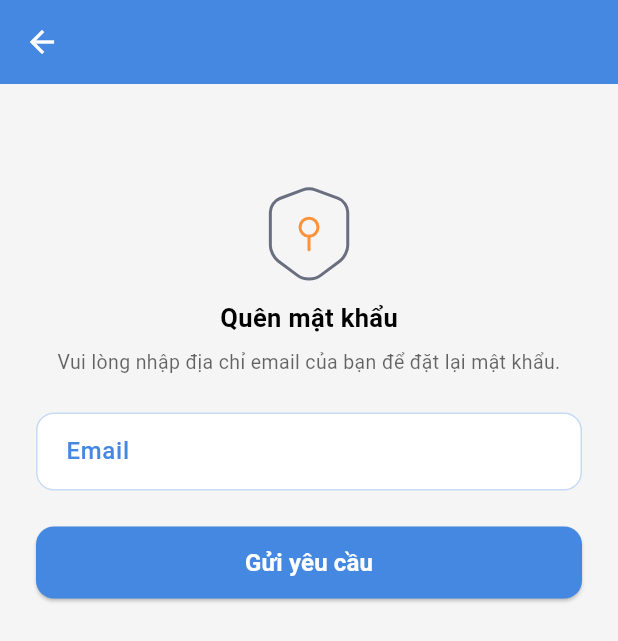
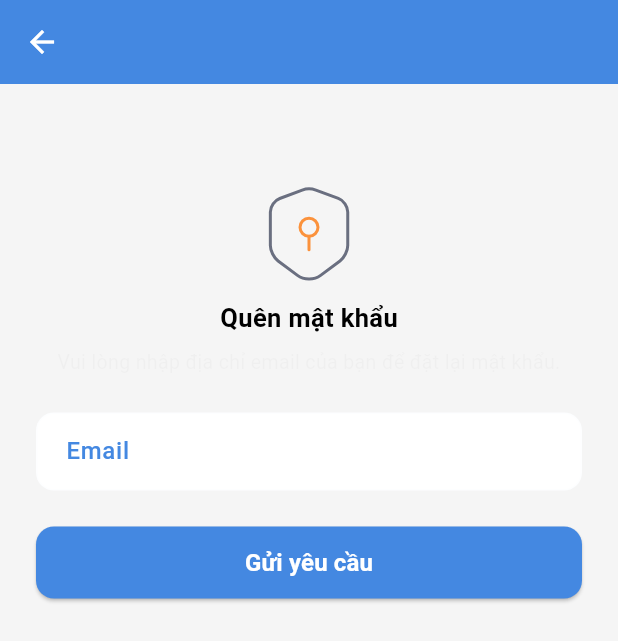
Before and after one commit to PhamVanDong2407/utshop_FE, a Flutter app: the screen it shows after launch, after a tap on "Bỏ qua", after a tap on "Kết thúc", after a tap on "Quên mật khẩu?", on a phone screen of 412 x 824 dp. Shown: the top 641 px of the screen. Run offline on Flutter 3.47's test engine with Material 3 defaults, Android fonts, the phone set to English and light mode, and no system bars; our stand-ins replace carousel_slider, file_picker, flutter_dotenv, flutter_screenutil, flutter_svg, get and 4 more; network calls fail; statements that could not run were skipped.

Commit message:
fix ui chuyển withOpacity sang withAlpha

```diff
--- a/lib/Views/ForgotPassword/forgot_password.dart
+++ b/lib/Views/ForgotPassword/forgot_password.dart
@@ -18,13 +18,13 @@ class ForgotPassword extends StatelessWidget {
         color: AppColor.primary,
         fontWeight: FontWeight.w500,
       ),
-      hintStyle: TextStyle(color: AppColor.primary.withOpacity(0.5)),
+      hintStyle: TextStyle(color: AppColor.primary.withAlpha(5)),
       filled: true,
       fillColor: Colors.white,
       contentPadding: const EdgeInsets.symmetric(horizontal: 16, vertical: 14),
       enabledBorder: OutlineInputBorder(
         borderRadius: BorderRadius.circular(12),
-        borderSide: BorderSide(color: AppColor.primary.withOpacity(0.3)),
+        borderSide: BorderSide(color: AppColor.primary.withAlpha(3)),
       ),
       focusedBorder: OutlineInputBorder(
         borderRadius: BorderRadius.circular(12),
@@ -76,7 +76,7 @@ class ForgotPassword extends StatelessWidget {
                 textAlign: TextAlign.center,
                 style: TextStyle(
                   fontSize: 13,
-                  color: Colors.black.withOpacity(0.6),
+                  color: Colors.black.withAlpha(6),
                 ),
               ),
               const SizedBox(height: 24),
--- a/lib/Views/ForgotPassword/reset_password.dart
+++ b/lib/Views/ForgotPassword/reset_password.dart
@@ -42,7 +42,7 @@ class ResetPassword extends StatelessWidget {
                 textAlign: TextAlign.center,
                 style: TextStyle(
                   fontSize: 13,
-                  color: Colors.black.withOpacity(0.6),
+                  color: Colors.black.withAlpha(6),
                 ),
               ),
               const SizedBox(height: 24),
@@ -167,7 +167,7 @@ class ResetPassword extends StatelessWidget {
                       borderRadius: BorderRadius.circular(12),
                     ),
                     elevation: 3,
-                    shadowColor: AppColor.primary.withOpacity(0.4),
+                    shadowColor: AppColor.primary.withAlpha(4),
                   ),
                   child: const Text(
                     'Đặt lại mật khẩu',
--- a/lib/Views/ForgotPassword/verify_forgot_password.dart
+++ b/lib/Views/ForgotPassword/verify_forgot_password.dart
@@ -45,7 +45,7 @@ class VerifyForgotPassword extends StatelessWidget {
                 textAlign: TextAlign.center,
                 style: TextStyle(
                   fontSize: 13,
-                  color: Colors.black.withOpacity(0.6),
+                  color: Colors.black.withAlpha(6),
                 ),
               ),
               const SizedBox(height: 4),
@@ -54,7 +54,7 @@ class VerifyForgotPassword extends StatelessWidget {
                 textAlign: TextAlign.center,
                 style: TextStyle(
                   fontSize: 13,
-                  color: Colors.blue.withOpacity(0.6),
+                  color: Colors.blue.withAlpha(6),
                 ),
               ),
               const SizedBox(height: 16),
@@ -127,7 +127,7 @@ class VerifyForgotPassword extends StatelessWidget {
                       borderRadius: BorderRadius.circular(12),
                     ),
                     elevation: 3,
-                    shadowColor: AppColor.primary.withOpacity(0.4),
+                    shadowColor: AppColor.primary.withAlpha(4),
                   ),
                   child: const Text(
                     'Xác nhận',
--- a/lib/Views/Login/login.dart
+++ b/lib/Views/Login/login.dart
@@ -20,13 +20,13 @@ class Login extends StatelessWidget {
         color: AppColor.primary,
         fontWeight: FontWeight.w500,
       ),
-      hintStyle: TextStyle(color: AppColor.primary.withOpacity(0.5)),
+      hintStyle: TextStyle(color: AppColor.primary.withAlpha(5)),
       filled: true,
       fillColor: Colors.white,
       contentPadding: const EdgeInsets.symmetric(horizontal: 16, vertical: 14),
       enabledBorder: OutlineInputBorder(
         borderRadius: BorderRadius.circular(12),
-        borderSide: BorderSide(color: AppColor.primary.withOpacity(0.3)),
+        borderSide: BorderSide(color: AppColor.primary.withAlpha(3)),
       ),
       focusedBorder: OutlineInputBorder(
         borderRadius: BorderRadius.circular(12),
@@ -72,7 +72,7 @@ class Login extends StatelessWidget {
                       style: TextStyle(
                         fontSize: 16,
                         fontWeight: FontWeight.w400,
-                        color: AppColor.black.withOpacity(0.6),
+                        color: AppColor.black.withAlpha(6),
                       ),
                     ),
                     const SizedBox(height: 32),
@@ -146,7 +146,7 @@ class Login extends StatelessWidget {
                                 borderRadius: BorderRadius.circular(12),
                               ),
                               elevation: 3,
-                              shadowColor: AppColor.primary.withOpacity(0.4),
+                              shadowColor: AppColor.primary.withAlpha(4),
                             ),
                             child: Text(
                               'Đăng nhập',
@@ -190,7 +190,7 @@ class Login extends StatelessWidget {
                           children: [
                             Expanded(
                               child: Divider(
-                                color: AppColor.black.withOpacity(0.2),
+                                color: AppColor.black.withAlpha(2),
                               ),
                             ),
                             Padding(
@@ -202,13 +202,13 @@ class Login extends StatelessWidget {
                                 style: TextStyle(
                                   fontSize: DeviceHelper.getFontSize(16),
                                   fontWeight: FontWeight.w500,
-                                  color: AppColor.black.withOpacity(0.6),
+                                  color: AppColor.black.withAlpha(6),
                                 ),
                               ),
                             ),
                             Expanded(
                               child: Divider(
-                                color: AppColor.black.withOpacity(0.2),
+                                color: AppColor.black.withAlpha(2),
                               ),
                             ),
                           ],
@@ -271,7 +271,7 @@ class Login extends StatelessWidget {
         borderRadius: BorderRadius.circular(12),
         boxShadow: [
           BoxShadow(
-            color: AppColor.primary.withOpacity(0.1),
+            color: AppColor.primary.withAlpha(1),
             blurRadius: 8,
             offset: const Offset(0, 2),
           ),
--- a/lib/Views/Profile/Info/info.dart
+++ b/lib/Views/Profile/Info/info.dart
@@ -95,7 +95,7 @@ class Info extends StatelessWidget {
           color: Colors.white,
           boxShadow: [
             BoxShadow(
-              color: Colors.black.withOpacity(0.15),
+              color: Colors.black.withAlpha(15),
               blurRadius: 12,
               offset: const Offset(0, -4),
             ),
--- a/lib/Views/Profile/OrderHistory/order_history.dart
+++ b/lib/Views/Profile/OrderHistory/order_history.dart
@@ -37,7 +37,7 @@ class OrderHistory extends StatelessWidget {
                   borderRadius: BorderRadius.circular(12.0),
                   boxShadow: [
                     BoxShadow(
-                      color: Colors.black.withOpacity(0.05),
+                      color: Colors.black.withAlpha(50),
                       blurRadius: 6,
                       offset: Offset(0, 3),
                     ),
--- a/lib/Views/Register/verify_register.dart
+++ b/lib/Views/Register/verify_register.dart
@@ -45,7 +45,7 @@ class VerifyRegister extends StatelessWidget {
                 textAlign: TextAlign.center,
                 style: TextStyle(
                   fontSize: 13,
-                  color: Colors.black.withOpacity(0.6),
+                  color: Colors.black.withAlpha(6),
                 ),
               ),
               const SizedBox(height: 4),
@@ -54,7 +54,7 @@ class VerifyRegister extends StatelessWidget {
                 textAlign: TextAlign.center,
                 style: TextStyle(
                   fontSize: 13,
-                  color: Colors.blue.withOpacity(0.6),
+                  color: Colors.blue.withAlpha(6),
                 ),
               ),
               const SizedBox(height: 16),
@@ -127,7 +127,7 @@ class VerifyRegister extends StatelessWidget {
                       borderRadius: BorderRadius.circular(12),
                     ),
                     elevation: 3,
-                    shadowColor: AppColor.primary.withOpacity(0.4),
+                    shadowColor: AppColor.primary.withAlpha(4),
                   ),
                   child: const Text(
                     'Xác nhận',
--- a/lib/Views/Wishlist/wishlish.dart
+++ b/lib/Views/Wishlist/wishlish.dart
@@ -19,7 +19,7 @@ class Wishlish extends StatelessWidget {
                 borderRadius: BorderRadius.circular(12.0),
                 boxShadow: [
                   BoxShadow(
-                    color: Colors.black.withOpacity(0.05),
+                    color: Colors.black.withAlpha(50),
                     blurRadius: 6,
                     offset: Offset(0, 3),
                   ),
```
Also changed, not shown: lib/Views/Cart/cart.dart (+4 -4 lines), lib/Views/Home/AllProduct/all_product.dart (+7 -7 lines), lib/Views/Home/PopularProduct/popular_product.dart (+7 -7 lines), lib/Views/Home/ProductDetail/product_detail.dart (+8 -8 lines), lib/Views/Home/home.dart (+18 -18 lines), lib/Views/Profile/OrderHistory/DetailOrderHistory/detail_order_history.dart (+4 -4 lines), lib/Views/Register/register.dart (+9 -9 lines).
